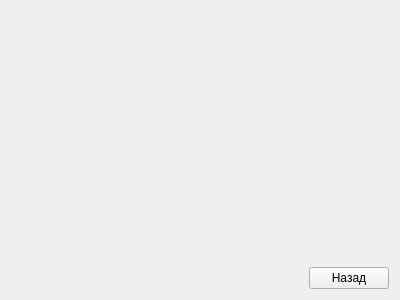
Above: costworkforma.ui from Lelius/protyazhka before the change. Below: the same form after it.
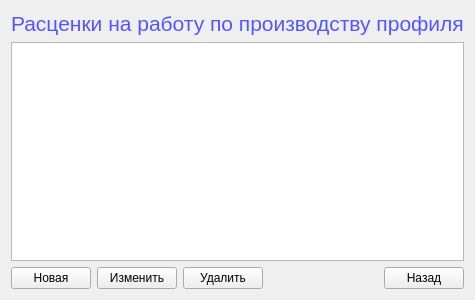
That is the form after the change.

Commit message: Оформил дизайн двух форм CostStockForma и CostWorkForma. Добавил им по заглавию, по tableView и по три кнопки.

Diff of the .ui file:
```diff
--- a/costworkforma.ui
+++ b/costworkforma.ui
@@ -14,14 +14,42 @@
    <string>Form</string>
   </property>
   <layout class="QGridLayout" name="gridLayout">
-   <item row="1" column="1">
-    <widget class="QPushButton" name="pushButtonExitCostWorkForma">
+   <item row="0" column="0">
+    <layout class="QVBoxLayout" name="verticalLayout">
+     <item>
+      <widget class="QLabel" name="labelTitleCostWorkForma">
      <property name="text">
-      <string>Назад</string>
+        <string>&lt;html&gt;&lt;head/&gt;&lt;body&gt;&lt;p&gt;&lt;span style=&quot; font-size:16pt; color:#5555ff;&quot;&gt;Расценки на работу по производству профиля&lt;/span&gt;&lt;/p&gt;&lt;/body&gt;&lt;/html&gt;</string>
      </property>
     </widget>
    </item>
-   <item row="1" column="0">
+     <item>
+      <widget class="QTableView" name="tableViewCostWork"/>
+     </item>
+     <item>
+      <layout class="QHBoxLayout" name="horizontalLayout">
+       <item>
+        <widget class="QPushButton" name="pushButtonNewCostWork">
+         <property name="text">
+          <string>Новая</string>
+         </property>
+        </widget>
+       </item>
+       <item>
+        <widget class="QPushButton" name="pushButtonEditCostWork">
+         <property name="text">
+          <string>Изменить</string>
+         </property>
+        </widget>
+       </item>
+       <item>
+        <widget class="QPushButton" name="pushButtonDeleteCostWork">
+         <property name="text">
+          <string>Удалить</string>
+         </property>
+        </widget>
+       </item>
+       <item>
     <spacer name="horizontalSpacer">
      <property name="orientation">
       <enum>Qt::Horizontal</enum>
@@ -34,18 +62,16 @@
      </property>
     </spacer>
    </item>
-   <item row="0" column="1">
-    <spacer name="verticalSpacer">
-     <property name="orientation">
-      <enum>Qt::Vertical</enum>
-     </property>
-     <property name="sizeHint" stdset="0">
-      <size>
-       <width>20</width>
-       <height>40</height>
-      </size>
-     </property>
-    </spacer>
+       <item>
+        <widget class="QPushButton" name="pushButtonExitCostWorkForma">
+         <property name="text">
+          <string>Назад</string>
+         </property>
+        </widget>
+       </item>
+      </layout>
+     </item>
+    </layout>
    </item>
   </layout>
  </widget>
```
Lines whose indentation alone changed are shown as unchanged. The commit also changes 3 other files.
